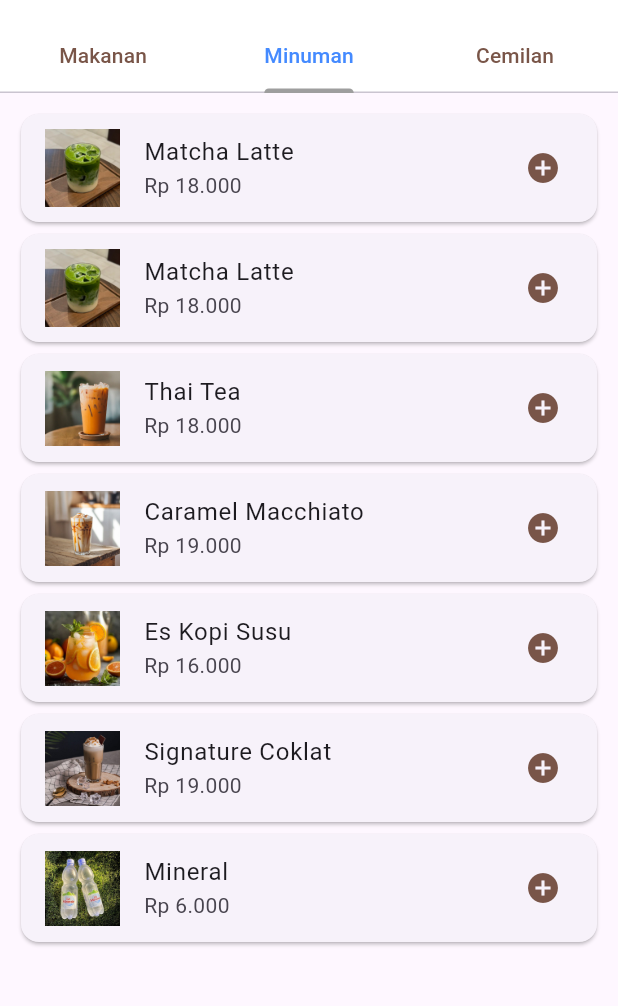
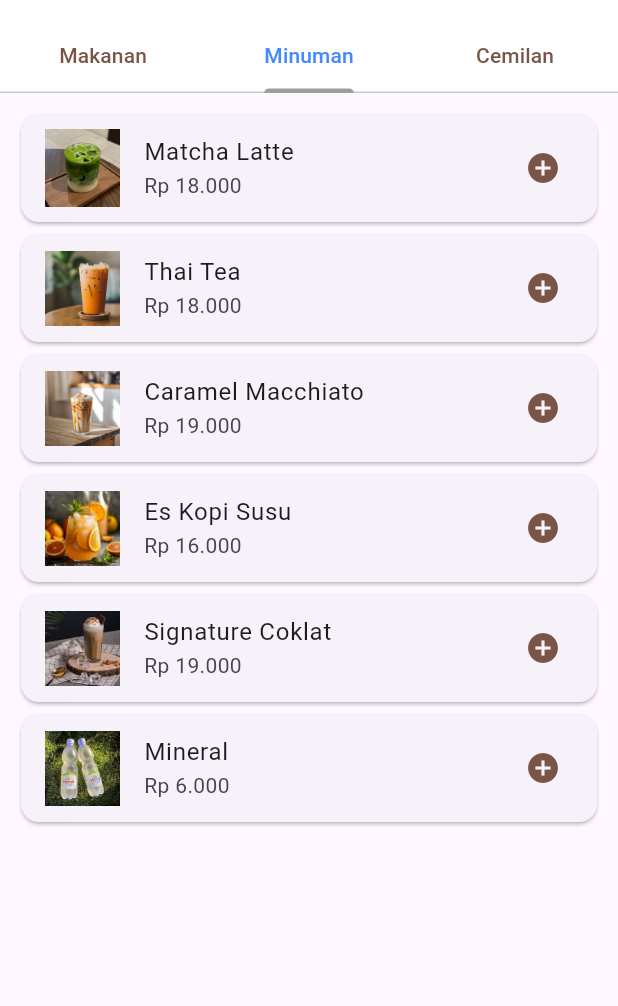
Before and after one commit to saridevinta32-bot/menu_cafe_twentyfive, a Flutter app: the screen it shows after launch, tab 2 chosen, on a phone screen of 412 x 824 dp, the part 63-1069 px from its top. Run offline on Flutter 3.47's test engine with Material 3 defaults, Android fonts, the phone set to English and light mode, and no system bars.

Commit message:
menghapus duplikasi menu matcha latte

```diff
--- a/lib/main.dart
+++ b/lib/main.dart
@@ -46,11 +46,6 @@ class _HomePageState extends State<HomePage> {
   ];
 
   final List<Map<String, String>> dataMinuman = [
-    {
-      "nama": "Matcha Latte",
-      "harga": "18.000",
-      "gambar": "assets/minuman/minum_matcha.jpeg",
-    },
     {
       "nama": "Matcha Latte",
       "harga": "18.000",
```
